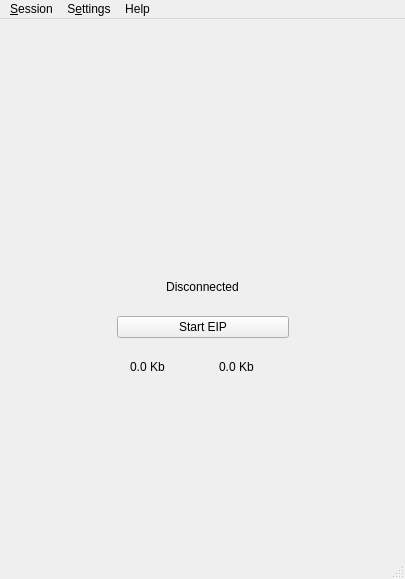
Above: src/leap/gui/ui/mainwindow.ui from leapcode/bitmask_client before the change. Below: the same form after it.
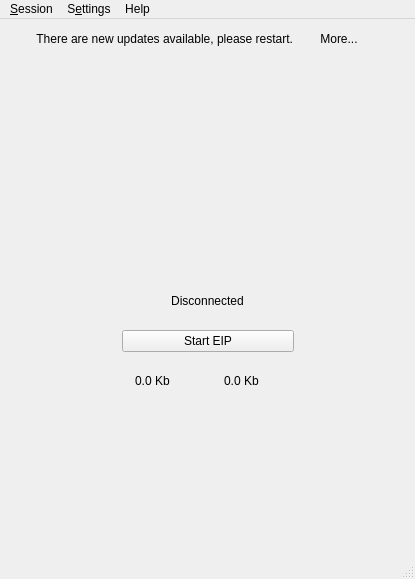
That is the form after the change. Icons and pictures are not drawn.

Commit message: Display a simple message when updates are available

```diff
--- a/src/leap/gui/ui/mainwindow.ui
+++ b/src/leap/gui/ui/mainwindow.ui
@@ -6,7 +6,7 @@
    <rect>
     <x>0</x>
     <y>0</y>
-    <width>405</width>
+    <width>415</width>
     <height>579</height>
    </rect>
   </property>
@@ -28,7 +28,20 @@
   </property>
   <widget class="QWidget" name="centralwidget">
    <layout class="QGridLayout" name="gridLayout">
-    <item row="0" column="2">
+    <item row="15" column="2">
+     <spacer name="verticalSpacer_2">
+      <property name="orientation">
+       <enum>Qt::Vertical</enum>
+      </property>
+      <property name="sizeHint" stdset="0">
+       <size>
+        <width>20</width>
+        <height>40</height>
+       </size>
+      </property>
+     </spacer>
+    </item>
+    <item row="6" column="2">
      <spacer name="verticalSpacer">
       <property name="orientation">
        <enum>Qt::Vertical</enum>
@@ -41,7 +54,20 @@
       </property>
      </spacer>
     </item>
-    <item row="1" column="0" colspan="2">
+    <item row="7" column="3" colspan="2">
+     <spacer name="horizontalSpacer_2">
+      <property name="orientation">
+       <enum>Qt::Horizontal</enum>
+      </property>
+      <property name="sizeHint" stdset="0">
+       <size>
+        <width>40</width>
+        <height>20</height>
+       </size>
+      </property>
+     </spacer>
+    </item>
+    <item row="7" column="0" colspan="2">
      <spacer name="horizontalSpacer">
       <property name="orientation">
        <enum>Qt::Horizontal</enum>
@@ -54,20 +80,7 @@
       </property>
      </spacer>
     </item>
-    <item row="9" column="2">
-     <spacer name="verticalSpacer_2">
-      <property name="orientation">
-       <enum>Qt::Vertical</enum>
-      </property>
-      <property name="sizeHint" stdset="0">
-       <size>
-        <width>20</width>
-        <height>40</height>
-       </size>
-      </property>
-     </spacer>
-    </item>
-    <item row="2" column="0" colspan="5">
+    <item row="8" column="0" colspan="5">
      <widget class="QStackedWidget" name="stackedWidget">
       <property name="currentIndex">
        <number>1</number>
@@ -290,20 +303,7 @@
       </widget>
      </widget>
     </item>
-    <item row="1" column="3" colspan="2">
-     <spacer name="horizontalSpacer_2">
-      <property name="orientation">
-       <enum>Qt::Horizontal</enum>
-      </property>
-      <property name="sizeHint" stdset="0">
-       <size>
-        <width>40</width>
-        <height>20</height>
-       </size>
-      </property>
-     </spacer>
-    </item>
-    <item row="1" column="2">
+    <item row="7" column="2">
      <widget class="QLabel" name="label">
       <property name="autoFillBackground">
        <bool>false</bool>
@@ -319,6 +319,75 @@
       </property>
      </widget>
     </item>
+    <item row="0" column="0" colspan="5">
+     <layout class="QGridLayout" name="gridLayout_4">
+      <item row="2" column="0">
+       <spacer name="horizontalSpacer_8">
+        <property name="orientation">
+         <enum>Qt::Horizontal</enum>
+        </property>
+        <property name="sizeHint" stdset="0">
+         <size>
+          <width>40</width>
+          <height>20</height>
+         </size>
+        </property>
+       </spacer>
+      </item>
+      <item row="1" column="1">
+       <spacer name="horizontalSpacer_7">
+        <property name="orientation">
+         <enum>Qt::Horizontal</enum>
+        </property>
+        <property name="sizeHint" stdset="0">
+         <size>
+          <width>40</width>
+          <height>0</height>
+         </size>
+        </property>
+       </spacer>
+      </item>
+      <item row="2" column="1">
+       <widget class="QLabel" name="lblNewUpdates">
+        <property name="text">
+         <string>There are new updates available, please restart.</string>
+        </property>
+        <property name="alignment">
+         <set>Qt::AlignRight|Qt::AlignTrailing|Qt::AlignVCenter</set>
+        </property>
+       </widget>
+      </item>
+      <item row="2" column="2">
+       <widget class="QPushButton" name="btnMore">
+        <property name="sizePolicy">
+         <sizepolicy hsizetype="Preferred" vsizetype="Fixed">
+          <horstretch>0</horstretch>
+          <verstretch>0</verstretch>
+         </sizepolicy>
+        </property>
+        <property name="text">
+         <string>More...</string>
+        </property>
+        <property name="flat">
+         <bool>true</bool>
+        </property>
+       </widget>
+      </item>
+      <item row="2" column="3">
+       <spacer name="horizontalSpacer_9">
+        <property name="orientation">
+         <enum>Qt::Horizontal</enum>
+        </property>
+        <property name="sizeHint" stdset="0">
+         <size>
+          <width>40</width>
+          <height>20</height>
+         </size>
+        </property>
+       </spacer>
+      </item>
+     </layout>
+    </item>
    </layout>
   </widget>
   <widget class="QMenuBar" name="menubar">
@@ -326,7 +395,7 @@
     <rect>
      <x>0</x>
      <y>0</y>
-     <width>405</width>
+     <width>415</width>
      <height>25</height>
     </rect>
    </property>
```
The commit also changes 1 other file.
